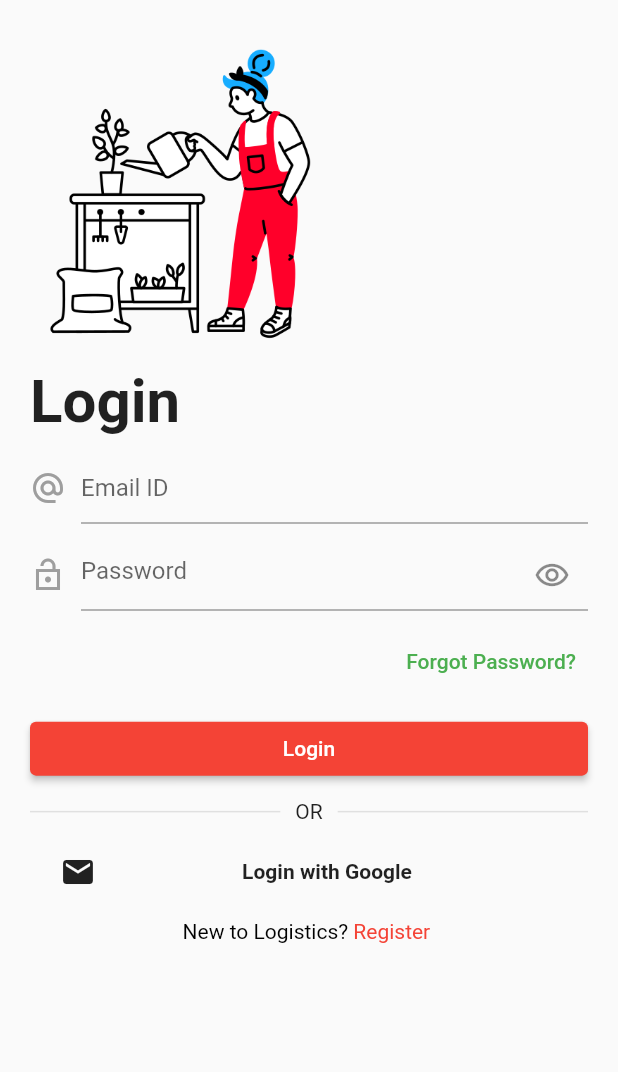
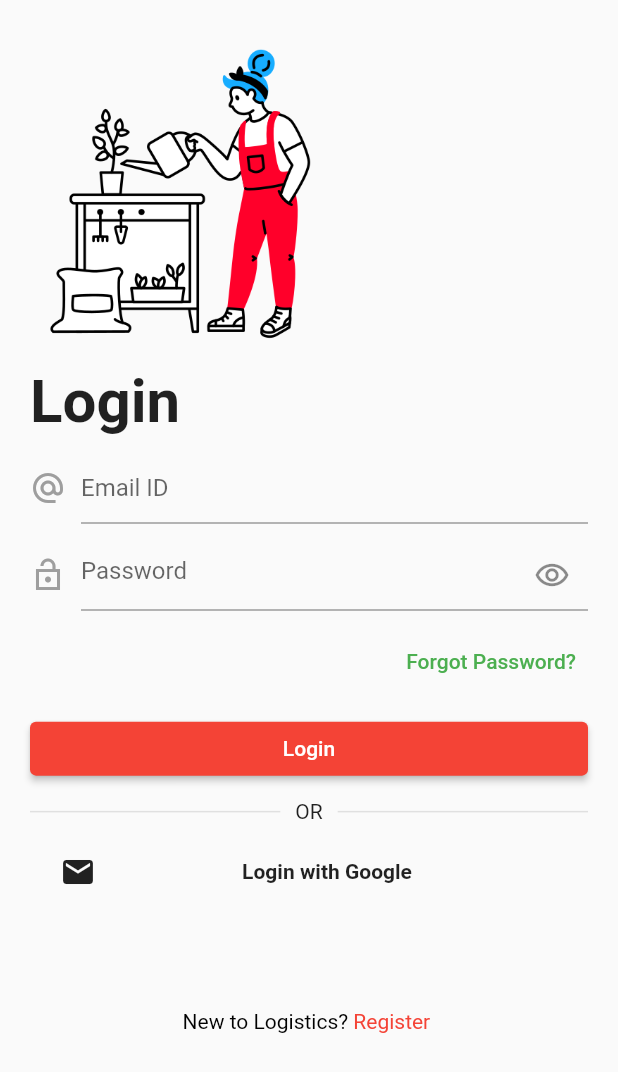
Before and after one commit to nazy61/flutter_login, a Flutter app: the screen it shows after launch, on a phone screen of 412 x 824 dp. Shown: the top 1072 px of the screen. Run offline on Flutter 3.47's test engine with Material 2 defaults, Android fonts, the phone set to English and light mode, and no system bars.

Commit message:
merge conflicts

```diff
--- a/lib/screens/login.dart
+++ b/lib/screens/login.dart
@@ -124,6 +124,12 @@ class LoginScreen extends StatelessWidget {
               ),
             ),
             const SizedBox(height: 10.0),
+            const SizedBox(height: 10.0),
+            const SizedBox(height: 10.0),
+            const SizedBox(height: 10.0),
+            const SizedBox(height: 10.0),
+            const SizedBox(height: 10.0),
+            const SizedBox(height: 10.0),
             Center(
               child: RichText(
                 text: TextSpan(
```
